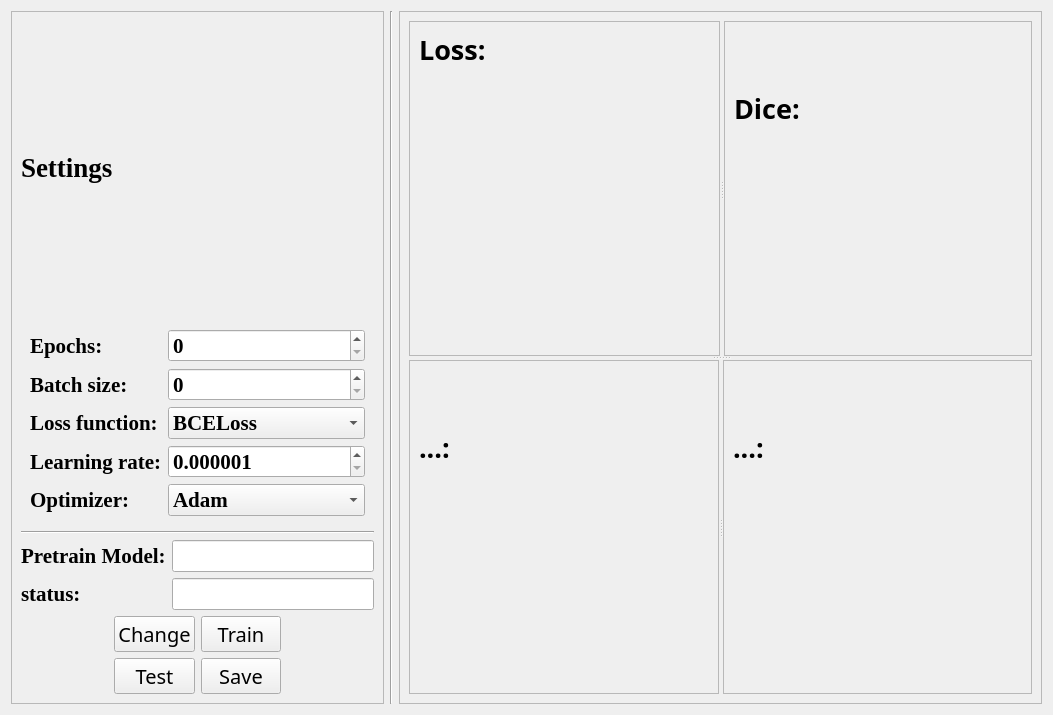
Before: the Qt Designer form projectFiles/UI/static/trainTab.ui in kaoxing/seg, drawn with Qt 5.
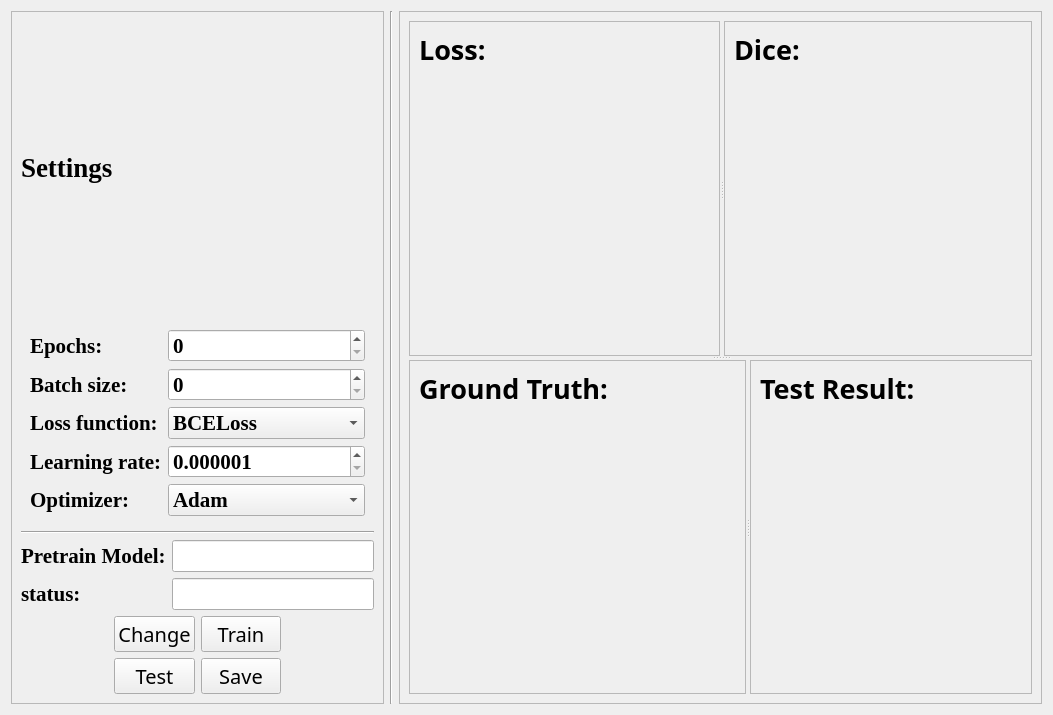
After: the same form once the commit is applied. Custom widgets are drawn as their Qt base class.

```diff
--- a/projectFiles/UI/static/trainTab.ui
+++ b/projectFiles/UI/static/trainTab.ui
@@ -505,7 +505,7 @@
           <property name="frameShadow">
            <enum>QFrame::Raised</enum>
           </property>
-          <layout class="QVBoxLayout" name="verticalLayout_8">
+          <layout class="QVBoxLayout" name="verticalLayout_8" stretch="0,1">
            <item>
             <widget class="QLabel" name="label_17">
              <property name="font">
@@ -539,7 +539,7 @@
           <property name="frameShadow">
            <enum>QFrame::Raised</enum>
           </property>
-          <layout class="QVBoxLayout" name="verticalLayout_13">
+          <layout class="QVBoxLayout" name="verticalLayout_13" stretch="0,1">
            <item>
             <widget class="QLabel" name="label_19">
              <property name="font">
@@ -552,12 +552,12 @@
               </font>
              </property>
              <property name="text">
-              <string>...:</string>
+              <string>Ground Truth:</string>
              </property>
             </widget>
            </item>
            <item>
-            <widget class="QWidget" name="widget" native="true"/>
+            <widget class="ImageListWidget" name="widget_label" native="true"/>
            </item>
           </layout>
          </widget>
@@ -568,7 +568,7 @@
           <property name="frameShadow">
            <enum>QFrame::Raised</enum>
           </property>
-          <layout class="QVBoxLayout" name="verticalLayout_12">
+          <layout class="QVBoxLayout" name="verticalLayout_12" stretch="0,1">
            <item>
             <widget class="QLabel" name="label_18">
              <property name="font">
@@ -581,12 +581,12 @@
               </font>
              </property>
              <property name="text">
-              <string>...:</string>
+              <string>Test Result:</string>
              </property>
             </widget>
            </item>
            <item>
-            <widget class="QWidget" name="widget_2" native="true"/>
+            <widget class="ImageListWidget" name="widget_result" native="true"/>
            </item>
           </layout>
          </widget>
@@ -611,6 +611,12 @@
    <header>UI/Widgets/diceWidget.h</header>
    <container>1</container>
   </customwidget>
+  <customwidget>
+   <class>ImageListWidget</class>
+   <extends>QWidget</extends>
+   <header>UI/Widgets/imageWidget.h</header>
+   <container>1</container>
+  </customwidget>
  </customwidgets>
  <resources/>
  <connections/>
```
